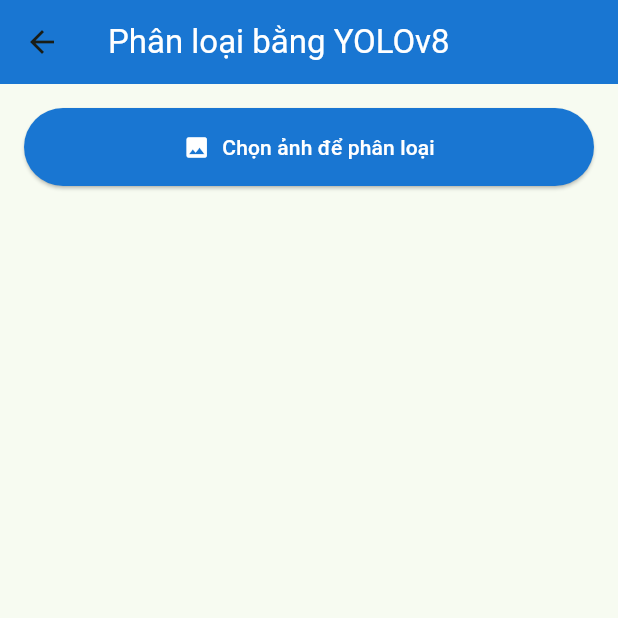
After one commit to LeNhan18/APIFlutter, a Flutter app: the GalleryClassificationScreenYolo screen opened directly, after a tap on "Chọn ảnh để phân loại", on a phone screen of 412 x 824 dp, the top half of it. The commit adds this screen. Run offline on Flutter 3.47's test engine with Material 3 defaults, Android fonts, the phone set to English and light mode, and no system bars; our stand-ins replace camera, image_picker, permission_handler.

Commit message:
add giao diện chức năng du doan bang model yolo

```diff
--- /dev/null
+++ b/lib/models/yolo_detection_result.dart
@@ -0,0 +1,44 @@
+// Mô hình để lưu trữ kết quả trả về từ API YOLOv8
+
+class BoundingBox {
+  final double x1;
+  final double y1;
+  final double x2;
+  final double y2;
+
+  BoundingBox({
+    required this.x1,
+    required this.y1,
+    required this.x2,
+    required this.y2,
+  });
+
+  factory BoundingBox.fromJson(Map<String, dynamic> json) {
+    return BoundingBox(
+      x1: (json['x1'] as num? ?? 0.0).toDouble(),
+      y1: (json['y1'] as num? ?? 0.0).toDouble(),
+      x2: (json['x2'] as num? ?? 0.0).toDouble(),
+      y2: (json['y2'] as num? ?? 0.0).toDouble(),
+    );
+  }
+}
+
+class YoloDetectionResult {
+  final String className;
+  final double confidence;
+  final BoundingBox boundingBox;
+
+  YoloDetectionResult({
+    required this.className,
+    required this.confidence,
+    required this.boundingBox,
+  });
+
+  factory YoloDetectionResult.fromJson(Map<String, dynamic> json) {
+    return YoloDetectionResult(
+      className: json['class_name'] as String? ?? 'Unknown',
+      confidence: (json['confidence'] as num? ?? 0.0).toDouble(),
+      boundingBox: BoundingBox.fromJson(json['bounding_box'] ?? {}),
+    );
+  }
+}
--- a/lib/screens/camera_screen.dart
+++ b/lib/screens/camera_screen.dart
@@ -2,6 +2,7 @@
 import 'package:flutter/material.dart';
 import 'package:camera/camera.dart';
 import 'package:permission_handler/permission_handler.dart';
+import '../models/waste_classification_result.dart';
 import '../services/waste_classification_service.dart';
 import 'dart:async';
 
--- /dev/null
+++ b/lib/screens/gallery_classification_screen_yolo.dart
@@ -0,0 +1,150 @@
+import 'dart:typed_data';
+import 'dart:ui' as ui;
+import 'package:flutter/material.dart';
+import 'package:image_picker/image_picker.dart';
+import '../models/yolo_detection_result.dart';
+import '../services/yolo_classification_service.dart';
+
+class GalleryClassificationScreenYolo extends StatefulWidget {
+  const GalleryClassificationScreenYolo({super.key});
+
+  @override
+  State<GalleryClassificationScreenYolo> createState() =>
+      _GalleryClassificationScreenYoloState();
+}
+
+class _GalleryClassificationScreenYoloState
+    extends State<GalleryClassificationScreenYolo> {
+  Uint8List? _imageBytes;
+  ui.Image? _imageInfo;
+  List<YoloDetectionResult> _detections = [];
+  bool _isLoading = false;
+  String? _errorMessage;
+
+  final YoloClassificationService _classificationService =
+  YoloClassificationService();
+  final ImagePicker _picker = ImagePicker();
+
+  Future<void> _pickAndClassifyImage() async {
+    try {
+      final XFile? imageFile = await _picker.pickImage(
+          source: ImageSource.gallery, imageQuality: 85);
+      if (imageFile == null) return;
+
+      final bytes = await imageFile.readAsBytes();
+      final decodedImage = await decodeImageFromList(bytes);
+
+      setState(() {
+        _imageBytes = bytes;
+        _imageInfo = decodedImage;
+        _detections = [];
+        _errorMessage = null;
+        _isLoading = true;
+      });
+
+      try {
+        final results = await _classificationService.classifyImage(bytes);
+        if (mounted) {
+          setState(() {
+            _detections = results;
+            _isLoading = false;
+          });
+        }
+      } catch (e) {
+        if (mounted) {
+          setState(() {
+            _errorMessage = 'Lỗi khi phân loại ảnh: ${e.toString()}';
+            _isLoading = false;
+          });
+        }
+      }
+    } catch (e) {
+      if (mounted) {
+        setState(() {
+          _errorMessage = 'Lỗi khi chọn ảnh: ${e.toString()}';
+          _isLoading = false;
+        });
+      }
+    }
+  }
+
+  @override
+  Widget build(BuildContext context) {
+    return Scaffold(
+      appBar: AppBar(
+        title: const Text('Phân loại bằng YOLOv8',
+            style: TextStyle(color: Colors.white)),
+        backgroundColor: Colors.blue[700],
+      ),
+      body: SingleChildScrollView(
+        padding: const EdgeInsets.all(16.0),
+        child: Column(
+          crossAxisAlignment: CrossAxisAlignment.stretch,
+          children: [
+            ElevatedButton.icon(
+              onPressed: _isLoading ? null : _pickAndClassifyImage,
+              icon: const Icon(Icons.photo),
+              label: const Text('Chọn ảnh để phân loại'),
+              style: ElevatedButton.styleFrom(
+                backgroundColor: Colors.blue[700],
+                foregroundColor: Colors.white,
+                padding: const EdgeInsets.symmetric(vertical: 16),
+              ),
+            ),
+            const SizedBox(height: 24),
+            if (_isLoading) const Center(child: CircularProgressIndicator()),
+            if (_errorMessage != null)
+              Text(_errorMessage!, style: TextStyle(color: Colors.red[700])),
+            if (_imageBytes != null && _imageInfo != null)
+              FittedBox(
+                child: SizedBox(
+                  width: _imageInfo!.width.toDouble(),
+                  height: _imageInfo!.height.toDouble(),
+                  child: Stack(
+                    children: [
+                      Image.memory(_imageBytes!),
+                      // Vẽ các bounding box lên trên ảnh
+                      ..._detections.map((detection) {
+                        return Positioned(
+                          left: detection.boundingBox.x1,
+                          top: detection.boundingBox.y1,
+                          width: detection.boundingBox.x2 -
+                              detection.boundingBox.x1,
+                          height: detection.boundingBox.y2 -
+                              detection.boundingBox.y1,
+                          child: Container(
+                            decoration: BoxDecoration(
+                              border:
+                              Border.all(color: Colors.red, width: 2),
+                            ),
+                            child: Align(
+                              alignment: Alignment.topLeft,
+                              child: Container(
+                                color: Colors.red,
+                                padding: const EdgeInsets.symmetric(
+                                    horizontal: 4, vertical: 2),
+                                child: Text(
+                                  '${detection.className} (${(detection.confidence * 100).toStringAsFixed(1)}%)',
+                                  style: const TextStyle(
+                                      color: Colors.white, fontSize: 12),
+                                ),
+                              ),
+                            ),
+                          ),
+                        );
+                      }),
+                    ],
+                  ),
+                ),
+              ),
+            if (!_isLoading && _imageBytes != null && _detections.isEmpty && _errorMessage == null)
+              const Center(child: Padding(
+                padding: EdgeInsets.all(16.0),
+                child: Text('Không phát hiện được đối tượng nào.'),
+              )),
+          ],
+        ),
+      ),
+    );
+  }
+}
--- /dev/null
+++ b/lib/services/yolo_classification_service.dart
@@ -0,0 +1,58 @@
+
+import 'dart:async';
+import 'dart:convert';
+import 'dart:io';
+import 'dart:typed_data';
+import 'package:flutter/foundation.dart' show kIsWeb;
+import 'package:http/http.dart' as http;
+import 'package:http_parser/http_parser.dart';
+
+import '../models/yolo_detection_result.dart';
+
+// Tự động chọn đúng địa chỉ IP dựa trên nền tảng
+String getApiBaseUrl() {
+  if (kIsWeb) return 'http://localhost:8000'; // Dùng cho web
+  if (Platform.isAndroid) return '[http://10.0.2.2:8000](http://10.0.2.2:8000)'; // Dùng cho máy ảo Android
+  return 'http://localhost:8000'; // Dùng cho iOS và các nền tảng khác
+}
+
+class YoloClassificationService {
+  // Thay đổi endpoint thành '/predict/' để khớp với backend FastAPI
+  final String apiUrl = '${getApiBaseUrl()}/predict/';
+
+  Future<List<YoloDetectionResult>> classifyImage(Uint8List imageBytes) async {
+    final url = Uri.parse(apiUrl);
+    var request = http.MultipartRequest('POST', url);
+
+    // Thêm file ảnh vào request
+    request.files.add(http.MultipartFile.fromBytes(
+      'file', // Tên field phải là 'file' để khớp với backend
+      imageBytes,
+      filename: 'upload.jpg', // Tên file không quá quan trọng
+      contentType: MediaType('image', 'jpeg'),
+    ));
+
+    try {
+      final streamedResponse = await request.send().timeout(const Duration(seconds: 60));
+      final responseBody = await streamedResponse.stream.bytesToString();
+
+      if (streamedResponse.statusCode == 200) {
+        final decodedJson = jsonDecode(responseBody);
+        // Dữ liệu trả về có key là 'detections'
+        final List<dynamic> resultsJson = decodedJson['detections'];
+
+        // Chuyển đổi JSON thành list các đối tượng YoloDetectionResult
+        return resultsJson
+            .map((json) => YoloDetectionResult.fromJson(json))
+            .toList();
+      } else {
+        throw Exception('Lỗi từ server: ${streamedResponse.statusCode} - $responseBody');
+      }
+    } on TimeoutException {
+      throw Exception('Yêu cầu hết thời gian. Vui lòng kiểm tra kết nối mạng hoặc server.');
+    } catch (e) {
+      print('Lỗi khi phân loại ảnh YOLO: $e');
+      rethrow;
+    }
+  }
+}
--- a/pubspec.yaml
+++ b/pubspec.yaml
@@ -43,6 +43,7 @@
   google_mlkit_image_labeling: ^0.10.0
   permission_handler: ^11.3.0
   http_parser: ^4.1.2
+  shared_preferences: ^2.2.2
 
 dev_dependencies:
   flutter_test:
```
Also changed, not shown: lib/screens/camera_screen_yolo.dart (added, +146 -0 lines), lib/screens/gallery_classification_screen.dart (+97 -3 lines), lib/screens/home_screen.dart (+60 -16 lines), lib/services/waste_classification_service.dart (+18 -59 lines), pubspec.lock, 1 other file.
